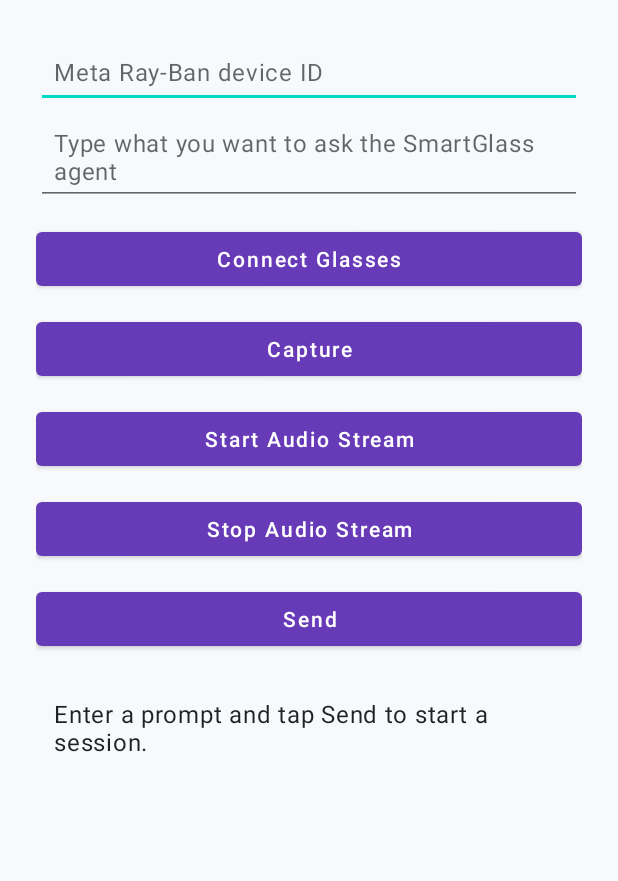
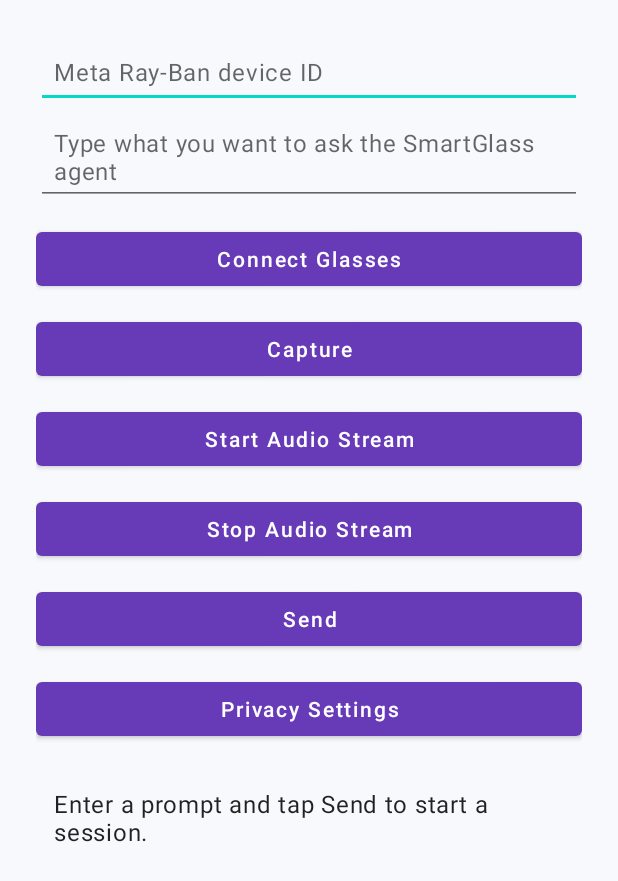
Before and after one commit to farmountain/SmartGlass-AI-Agent, an Android app: the screen it shows after launch (SampleActivity), on a phone screen of 412 x 824 dp. Shown: the top 881 px of the screen. Run offline under Robolectric (Android 15) with nearby library versions, the phone set to English and light mode, and no system bars; pictures from the network do not load; 4 statements that could not run were skipped.

Commit message:
Add privacy settings UI to sample app with navigation and integration
Co-authored-by: farmountain <478847+farmountain@users.noreply.github.com>

```diff
--- a/sample/src/main/AndroidManifest.xml
+++ b/sample/src/main/AndroidManifest.xml
@@ -17,6 +17,10 @@
                 <category android:name="android.intent.category.LAUNCHER" />
             </intent-filter>
         </activity>
+        <activity
+            android:name="com.smartglass.sample.PrivacySettingsActivity"
+            android:label="@string/privacy_settings"
+            android:parentActivityName="com.smartglass.sample.SampleActivity" />
     </application>
 
 </manifest>
--- /dev/null
+++ b/sample/src/main/res/layout/activity_privacy_settings.xml
@@ -0,0 +1,5 @@
+<?xml version="1.0" encoding="utf-8"?>
+<FrameLayout xmlns:android="http://schemas.android.com/apk/res/android"
+    android:id="@+id/fragment_container"
+    android:layout_width="match_parent"
+    android:layout_height="match_parent" />
--- a/sample/src/main/res/layout/activity_sample.xml
+++ b/sample/src/main/res/layout/activity_sample.xml
@@ -67,6 +67,14 @@
         android:text="@string/send_prompt"
         android:textAllCaps="false" />
 
+    <Button
+        android:id="@+id/privacySettingsButton"
+        android:layout_width="match_parent"
+        android:layout_height="wrap_content"
+        android:layout_marginTop="12dp"
+        android:text="@string/privacy_settings"
+        android:textAllCaps="false" />
+
     <TextView
         android:id="@+id/responseText"
         android:layout_width="match_parent"
--- a/sample/src/main/res/values/strings.xml
+++ b/sample/src/main/res/values/strings.xml
@@ -24,4 +24,5 @@
     <string name="stream_stopped">Audio stream stopped.</string>
     <string name="device_id_hint">Meta Ray-Ban device ID</string>
     <string name="default_device_id">rayban-demo-device</string>
+    <string name="privacy_settings">Privacy Settings</string>
 </resources>
```
Also changed, not shown: sample/src/main/java/com/smartglass/sample/PrivacySettingsActivity.kt (added, +35 -0 lines), sample/src/main/java/com/smartglass/sample/SampleActivity.kt (+22 -6 lines).
